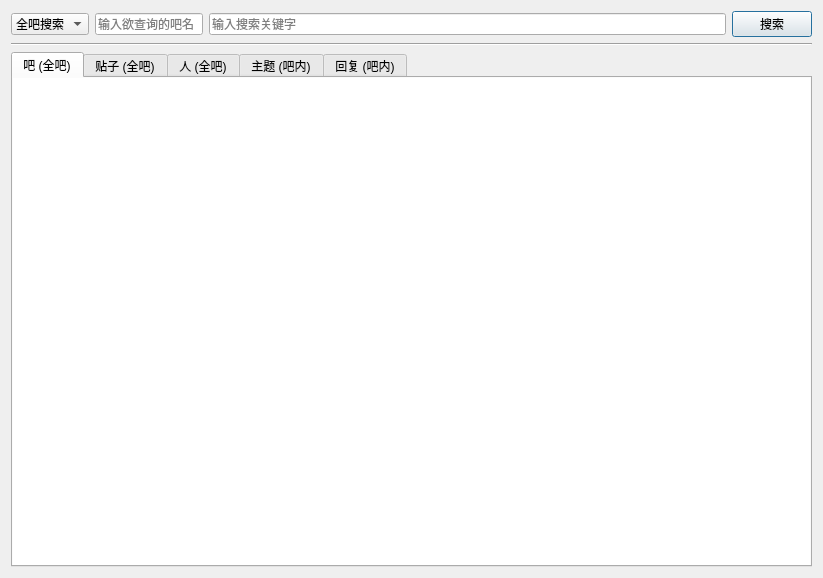
Qt form src/resf/forum_search.ui (clb-128258/TiebaDesktop) before a commit.
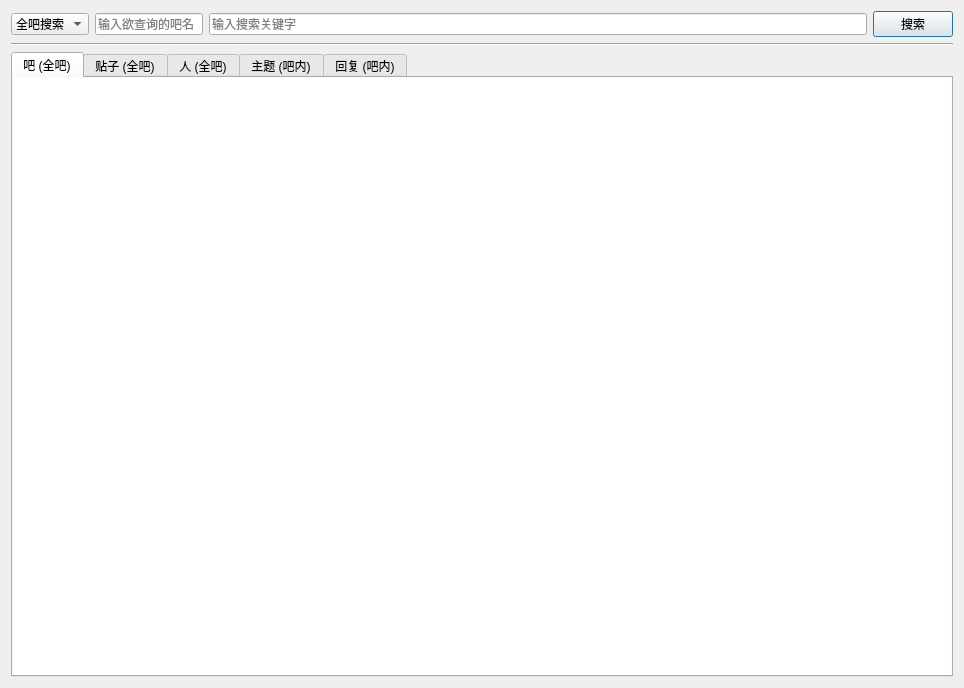
The same form after that commit.

The edit to the form file:
```diff
--- a/src/resf/forum_search.ui
+++ b/src/resf/forum_search.ui
@@ -6,10 +6,15 @@
    <rect>
     <x>0</x>
     <y>0</y>
-    <width>823</width>
-    <height>578</height>
+    <width>964</width>
+    <height>688</height>
    </rect>
   </property>
+  <property name="font">
+   <font>
+    <pointsize>9</pointsize>
+   </font>
+  </property>
   <property name="windowTitle">
    <string>贴吧搜索</string>
   </property>
@@ -51,6 +56,11 @@
      </item>
      <item>
       <widget class="QLineEdit" name="lineEdit">
+       <property name="font">
+        <font>
+         <pointsize>9</pointsize>
+        </font>
+       </property>
        <property name="placeholderText">
         <string>输入搜索关键字</string>
        </property>
@@ -58,6 +68,11 @@
      </item>
      <item>
       <widget class="QPushButton" name="pushButton">
+       <property name="font">
+        <font>
+         <pointsize>9</pointsize>
+        </font>
+       </property>
        <property name="text">
         <string>搜索</string>
        </property>
@@ -74,6 +89,11 @@
    </item>
    <item row="2" column="0">
     <widget class="QTabWidget" name="tabWidget">
+     <property name="font">
+      <font>
+       <pointsize>9</pointsize>
+      </font>
+     </property>
      <property name="currentIndex">
       <number>0</number>
      </property>
@@ -96,6 +116,11 @@
        </property>
        <item row="0" column="0">
         <widget class="QListWidget" name="listWidget">
+         <property name="font">
+          <font>
+           <pointsize>9</pointsize>
+          </font>
+         </property>
          <property name="frameShape">
           <enum>QFrame::NoFrame</enum>
          </property>
```
Left out of the diff: 15 changed lines with no effect on the pictures.
